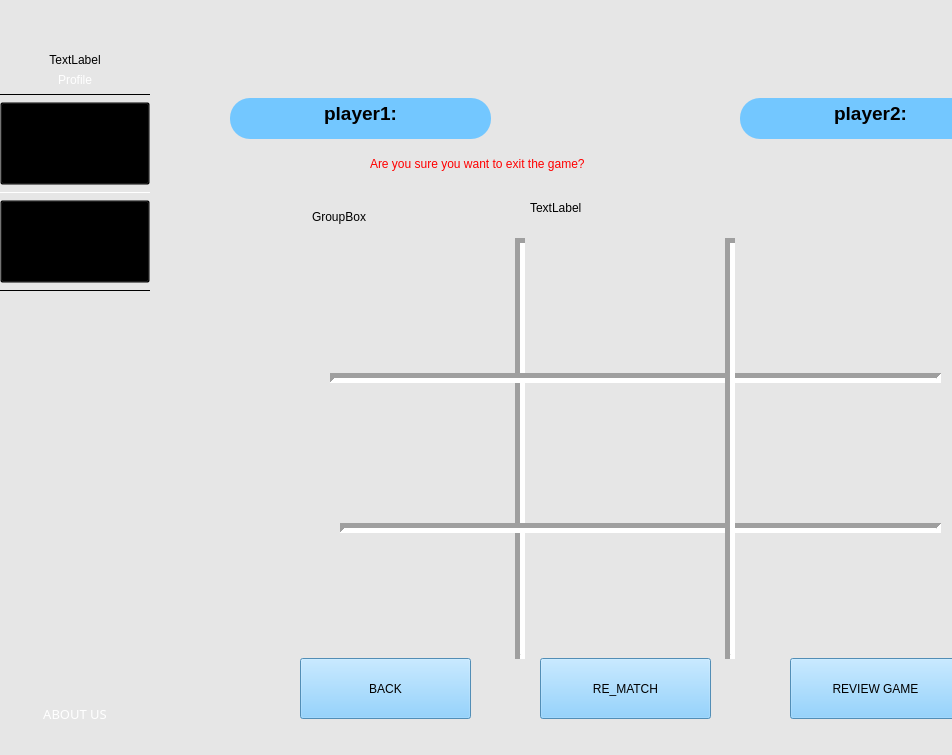
ameerlouly/TicTacToe_Embedded2027, file Packet_Versions/Packet1/secdialog.ui: the form before one commit.
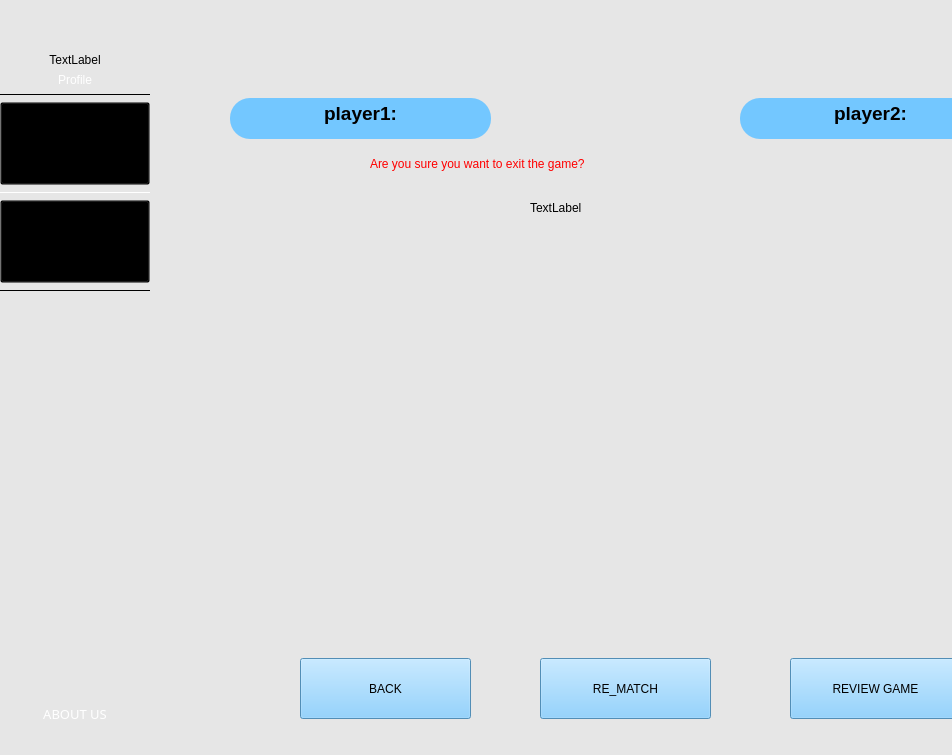
The form after the commit. Icons and pictures are not drawn.

Patch:
```diff
--- a/Packet_Versions/Packet1/secdialog.ui
+++ b/Packet_Versions/Packet1/secdialog.ui
@@ -94,12 +94,20 @@
     </widget>
    </item>
    <item>
-    <layout class="QHBoxLayout" name="MainLayout">
-     <property name="spacing">
+    <widget class="QSplitter" name="splitter">
+     <property name="orientation">
+      <enum>Qt::Orientation::Horizontal</enum>
+     </property>
+     <property name="handleWidth">
       <number>0</number>
      </property>
-     <item>
       <widget class="QGroupBox" name="SideBar">
+      <property name="sizePolicy">
+       <sizepolicy hsizetype="Ignored" vsizetype="Ignored">
+        <horstretch>0</horstretch>
+        <verstretch>0</verstretch>
+       </sizepolicy>
+      </property>
        <property name="styleSheet">
         <string notr="true">QGroupBox
 {
@@ -391,8 +399,6 @@
         </item>
        </layout>
       </widget>
-     </item>
-     <item>
       <widget class="QStackedWidget" name="stackedWidget">
        <property name="styleSheet">
         <string notr="true"/>
@@ -1304,249 +1310,6 @@
         </layout>
        </widget>
        <widget class="QWidget" name="GamePage">
-        <widget class="QPushButton" name="grid6">
-         <property name="geometry">
-          <rect>
-           <x>170</x>
-           <y>490</y>
-           <width>201</width>
-           <height>131</height>
-          </rect>
-         </property>
-         <property name="styleSheet">
-          <string notr="true">QPushButton
-{
-border :none;
-color:black;
-	font: 28pt &quot;Segoe Fluent Icons&quot;;
-}
-QPushButton:Hover
-{
-background-color:blue;
-}
-QPushButton:pressed
-{
-background-color:red;
-}</string>
-         </property>
-         <property name="text">
-          <string/>
-         </property>
-        </widget>
-        <widget class="QPushButton" name="grid5">
-         <property name="geometry">
-          <rect>
-           <x>580</x>
-           <y>350</y>
-           <width>201</width>
-           <height>131</height>
-          </rect>
-         </property>
-         <property name="styleSheet">
-          <string notr="true">QPushButton
-{
-border :none;
-color:black;
-	font: 28pt &quot;Segoe Fluent Icons&quot;;
-}
-QPushButton:Hover
-{
-background-color:blue;
-}
-QPushButton:pressed
-{
-background-color:red;
-}</string>
-         </property>
-         <property name="text">
-          <string/>
-         </property>
-        </widget>
-        <widget class="QPushButton" name="grid2">
-         <property name="geometry">
-          <rect>
-           <x>580</x>
-           <y>200</y>
-           <width>201</width>
-           <height>131</height>
-          </rect>
-         </property>
-         <property name="styleSheet">
-          <string notr="true">QPushButton
-{
-border :none;
-color:black;
-	font: 28pt &quot;Segoe Fluent Icons&quot;;
-}
-QPushButton:Hover
-{
-background-color:blue;
-}
-QPushButton:pressed
-{
-background-color:red;
-}</string>
-         </property>
-         <property name="text">
-          <string/>
-         </property>
-        </widget>
-        <widget class="Line" name="line_2">
-         <property name="geometry">
-          <rect>
-           <x>360</x>
-           <y>200</y>
-           <width>20</width>
-           <height>421</height>
-          </rect>
-         </property>
-         <property name="lineWidth">
-          <number>5</number>
-         </property>
-         <property name="orientation">
-          <enum>Qt::Orientation::Vertical</enum>
-         </property>
-        </widget>
-        <widget class="Line" name="line_3">
-         <property name="geometry">
-          <rect>
-           <x>190</x>
-           <y>480</y>
-           <width>601</width>
-           <height>20</height>
-          </rect>
-         </property>
-         <property name="lineWidth">
-          <number>5</number>
-         </property>
-         <property name="orientation">
-          <enum>Qt::Orientation::Horizontal</enum>
-         </property>
-        </widget>
-        <widget class="QPushButton" name="grid0">
-         <property name="geometry">
-          <rect>
-           <x>160</x>
-           <y>200</y>
-           <width>201</width>
-           <height>131</height>
-          </rect>
-         </property>
-         <property name="styleSheet">
-          <string notr="true">QPushButton
-{
-border :none;
-color:black;
-	font: 28pt &quot;Segoe Fluent Icons&quot;;
-}
-QPushButton:Hover
-{
-background-color:blue;
-}
-QPushButton:checked {
-    background-color: red;
-}
-</string>
-         </property>
-         <property name="text">
-          <string/>
-         </property>
-        </widget>
-        <widget class="QPushButton" name="grid7">
-         <property name="geometry">
-          <rect>
-           <x>370</x>
-           <y>500</y>
-           <width>201</width>
-           <height>131</height>
-          </rect>
-         </property>
-         <property name="styleSheet">
-          <string notr="true">QPushButton
-{
-border :none;
-color:black;
-	font: 28pt &quot;Segoe Fluent Icons&quot;;
-}
-QPushButton:Hover
-{
-background-color:blue;
-}
-QPushButton:pressed
-{
-background-color:red;
-}</string>
-         </property>
-         <property name="text">
-          <string/>
-         </property>
-        </widget>
-        <widget class="QPushButton" name="grid4">
-         <property name="geometry">
-          <rect>
-           <x>372</x>
-           <y>350</y>
-           <width>201</width>
-           <height>131</height>
-          </rect>
-         </property>
-         <property name="styleSheet">
-          <string notr="true">QPushButton
-{
-border :none;
-color:black;
-	font: 28pt &quot;Segoe Fluent Icons&quot;;
-}
-QPushButton:Hover
-{
-background-color:blue;
-}
-QPushButton:pressed
-{
-background-color:red;
-}</string>
-         </property>
-         <property name="text">
-          <string/>
-         </property>
-        </widget>
-        <widget class="QPushButton" name="grid3">
-         <property name="geometry">
-          <rect>
-           <x>160</x>
-           <y>350</y>
-           <width>201</width>
-           <height>131</height>
-          </rect>
-         </property>
-         <property name="styleSheet">
-          <string notr="true">QPushButton
-{
-border :none;
-color:black;
-	font: 28pt &quot;Segoe Fluent Icons&quot;;
-}
-QPushButton:Hover
-{
-background-color:blue;
-}
-QPushButton:pressed
-{
-background-color:red;
-}
-QPushButton[text=&quot;O&quot;] {
-    color: black;
-   
-}
-QPushButton[text=&quot;X&quot;] {
-    color: white;
-    }
-</string>
-         </property>
-         <property name="text">
-          <string/>
-         </property>
-        </widget>
         <widget class="QTextEdit" name="textEdit_2">
          <property name="geometry">
           <rect>
@@ -1607,96 +1370,6 @@
 &lt;p align=&quot;center&quot; style=&quot; margin-top:0px; margin-bottom:0px; margin-left:0px; margin-right:0px; -qt-block-indent:0; text-indent:0px;&quot;&gt;&lt;span style=&quot; font-family:'Segoe UI'; font-size:14pt;&quot;&gt;player1:&lt;/span&gt;&lt;/p&gt;&lt;/body&gt;&lt;/html&gt;</string>
          </property>
         </widget>
-        <widget class="QPushButton" name="grid1">
-         <property name="geometry">
-          <rect>
-           <x>370</x>
-           <y>200</y>
-           <width>201</width>
-           <height>131</height>
-          </rect>
-         </property>
-         <property name="styleSheet">
-          <string notr="true">QPushButton
-{
-border :none;
-color:black;
-	font: 28pt &quot;Segoe Fluent Icons&quot;;
-}
-QPushButton:Hover
-{
-background-color:blue;
-}
-QPushButton:pressed
-{
-background-color:red;
-}</string>
-         </property>
-         <property name="text">
-          <string/>
-         </property>
-        </widget>
-        <widget class="Line" name="line_4">
-         <property name="geometry">
-          <rect>
-           <x>180</x>
-           <y>330</y>
-           <width>611</width>
-           <height>20</height>
-          </rect>
-         </property>
-         <property name="lineWidth">
-          <number>5</number>
-         </property>
-         <property name="orientation">
-          <enum>Qt::Orientation::Horizontal</enum>
-         </property>
-        </widget>
-        <widget class="QPushButton" name="grid8">
-         <property name="geometry">
-          <rect>
-           <x>580</x>
-           <y>490</y>
-           <width>201</width>
-           <height>131</height>
-          </rect>
-         </property>
-         <property name="styleSheet">
-          <string notr="true">QPushButton
-{
-border :none;
-color:black;
-	font: 28pt &quot;Segoe Fluent Icons&quot;;
-}
-QPushButton:Hover
-{
-background-color:blue;
-}
-QPushButton:pressed
-{
-background-color:red;
-}</string>
-         </property>
-         <property name="text">
-          <string/>
-         </property>
-        </widget>
-        <widget class="Line" name="line">
-         <property name="geometry">
-          <rect>
-           <x>570</x>
-           <y>200</y>
-           <width>20</width>
-           <height>421</height>
-          </rect>
-         </property>
-         <property name="lineWidth">
-          <number>5</number>
-         </property>
-         <property name="orientation">
-          <enum>Qt::Orientation::Vertical</enum>
-         </property>
-        </widget>
         <widget class="QPushButton" name="GameReview">
          <property name="geometry">
           <rect>
@@ -1778,19 +1451,6 @@
           <string>BACK</string>
          </property>
         </widget>
-        <widget class="QGroupBox" name="groupBox_2">
-         <property name="geometry">
-          <rect>
-           <x>160</x>
-           <y>170</y>
-           <width>651</width>
-           <height>441</height>
-          </rect>
-         </property>
-         <property name="title">
-          <string>GroupBox</string>
-         </property>
-        </widget>
         <widget class="QLabel" name="label">
          <property name="geometry">
           <rect>
@@ -1821,12 +1481,236 @@
           <string>Are you sure you want to exit the game?</string>
          </property>
         </widget>
-        <zorder>groupBox_2</zorder>
+       <widget class="QWidget" name="">
+        <property name="geometry">
+         <rect>
+          <x>160</x>
+          <y>200</y>
+          <width>561</width>
+          <height>381</height>
+         </rect>
+        </property>
+        <layout class="QGridLayout" name="gridLayout_7">
+         <item row="0" column="0">
+          <widget class="QPushButton" name="grid0">
+           <property name="styleSheet">
+            <string notr="true">QPushButton
+{
+border :none;
+color:black;
+	font: 28pt &quot;Segoe Fluent Icons&quot;;
+}
+QPushButton:Hover
+{
+background-color:blue;
+}
+QPushButton:checked {
+    background-color: red;
+}
+</string>
+           </property>
+           <property name="text">
+            <string/>
+           </property>
+          </widget>
+         </item>
+         <item row="0" column="1">
+          <widget class="QPushButton" name="grid1">
+           <property name="styleSheet">
+            <string notr="true">QPushButton
+{
+border :none;
+color:black;
+	font: 28pt &quot;Segoe Fluent Icons&quot;;
+}
+QPushButton:Hover
+{
+background-color:blue;
+}
+QPushButton:pressed
+{
+background-color:red;
+}</string>
+           </property>
+           <property name="text">
+            <string/>
+           </property>
+          </widget>
+         </item>
+         <item row="0" column="2">
+          <widget class="QPushButton" name="grid2">
+           <property name="styleSheet">
+            <string notr="true">QPushButton
+{
+border :none;
+color:black;
+	font: 28pt &quot;Segoe Fluent Icons&quot;;
+}
+QPushButton:Hover
+{
+background-color:blue;
+}
+QPushButton:pressed
+{
+background-color:red;
+}</string>
+           </property>
+           <property name="text">
+            <string/>
+           </property>
+          </widget>
+         </item>
+         <item row="1" column="0">
+          <widget class="QPushButton" name="grid3">
+           <property name="styleSheet">
+            <string notr="true">QPushButton
+{
+border :none;
+color:black;
+	font: 28pt &quot;Segoe Fluent Icons&quot;;
+}
+QPushButton:Hover
+{
+background-color:blue;
+}
+QPushButton:pressed
+{
+background-color:red;
+}
+QPushButton[text=&quot;O&quot;] {
+    color: black;
+   
+}
+QPushButton[text=&quot;X&quot;] {
+    color: white;
+    }
+</string>
+           </property>
+           <property name="text">
+            <string/>
+           </property>
+          </widget>
+         </item>
+         <item row="1" column="1">
+          <widget class="QPushButton" name="grid4">
+           <property name="styleSheet">
+            <string notr="true">QPushButton
+{
+border :none;
+color:black;
+	font: 28pt &quot;Segoe Fluent Icons&quot;;
+}
+QPushButton:Hover
+{
+background-color:blue;
+}
+QPushButton:pressed
+{
+background-color:red;
+}</string>
+           </property>
+           <property name="text">
+            <string/>
+           </property>
+          </widget>
+         </item>
+         <item row="1" column="2">
+          <widget class="QPushButton" name="grid5">
+           <property name="styleSheet">
+            <string notr="true">QPushButton
+{
+border :none;
+color:black;
+	font: 28pt &quot;Segoe Fluent Icons&quot;;
+}
+QPushButton:Hover
+{
+background-color:blue;
+}
+QPushButton:pressed
+{
+background-color:red;
+}</string>
+           </property>
+           <property name="text">
+            <string/>
+           </property>
+          </widget>
+         </item>
+         <item row="2" column="0">
+          <widget class="QPushButton" name="grid6">
+           <property name="styleSheet">
+            <string notr="true">QPushButton
+{
+border :none;
+color:black;
+	font: 28pt &quot;Segoe Fluent Icons&quot;;
+}
+QPushButton:Hover
+{
+background-color:blue;
+}
+QPushButton:pressed
+{
+background-color:red;
+}</string>
+           </property>
+           <property name="text">
+            <string/>
+           </property>
+          </widget>
+         </item>
+         <item row="2" column="1">
+          <widget class="QPushButton" name="grid7">
+           <property name="styleSheet">
+            <string notr="true">QPushButton
+{
+border :none;
+color:black;
+	font: 28pt &quot;Segoe Fluent Icons&quot;;
+}
+QPushButton:Hover
+{
+background-color:blue;
+}
+QPushButton:pressed
+{
+background-color:red;
+}</string>
+           </property>
+           <property name="text">
+            <string/>
+           </property>
+          </widget>
+         </item>
+         <item row="2" column="2">
+          <widget class="QPushButton" name="grid8">
+           <property name="styleSheet">
+            <string notr="true">QPushButton
+{
+border :none;
+color:black;
+	font: 28pt &quot;Segoe Fluent Icons&quot;;
+}
+QPushButton:Hover
+{
+background-color:blue;
+}
+QPushButton:pressed
+{
+background-color:red;
+}</string>
+           </property>
+           <property name="text">
+            <string/>
+           </property>
+          </widget>
+         </item>
+        </layout>
+       </widget>
         <zorder>grid6</zorder>
         <zorder>grid5</zorder>
         <zorder>grid2</zorder>
-        <zorder>line_2</zorder>
-        <zorder>line_3</zorder>
         <zorder>grid0</zorder>
         <zorder>grid7</zorder>
         <zorder>grid4</zorder>
@@ -1834,8 +1718,6 @@
         <zorder>textEdit_2</zorder>
         <zorder>textEdit</zorder>
         <zorder>grid1</zorder>
-        <zorder>line_4</zorder>
-        <zorder>line</zorder>
         <zorder>GameReview</zorder>
         <zorder>Rematch</zorder>
         <zorder>back_4</zorder>
@@ -2701,8 +2583,7 @@
         </layout>
        </widget>
       </widget>
-     </item>
-    </layout>
+    </widget>
    </item>
   </layout>
  </widget>
```
Lines whose indentation alone changed are shown as unchanged.
